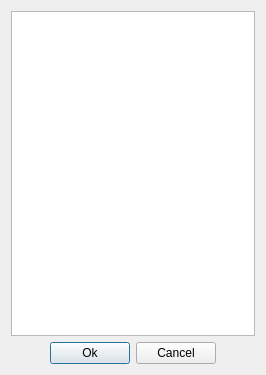
First picture: the form in Smile/UI/bearbzust.ui, repository DenisReznikov/Smile, before the edit.
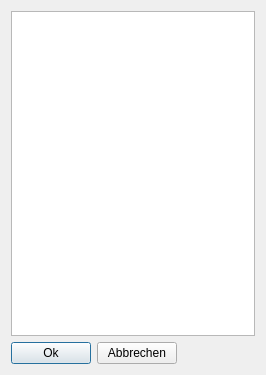
Second picture: the form after the edit.

Commit message: add button Abbrechen in BearbZust

```diff
--- a/Smile/UI/bearbzust.ui
+++ b/Smile/UI/bearbzust.ui
@@ -35,19 +35,6 @@
    </item>
    <item>
     <layout class="QHBoxLayout" name="horizontalLayout">
-     <item>
-      <spacer name="horizontalSpacer_2">
-       <property name="orientation">
-        <enum>Qt::Horizontal</enum>
-       </property>
-       <property name="sizeHint" stdset="0">
-        <size>
-         <width>40</width>
-         <height>20</height>
-        </size>
-       </property>
-      </spacer>
-     </item>
      <item>
       <widget class="QPushButton" name="button_OK">
        <property name="text">
@@ -58,7 +45,7 @@
      <item>
       <widget class="QPushButton" name="pushButton_2">
        <property name="text">
-        <string>Cancel</string>
+        <string>Abbrechen</string>
        </property>
       </widget>
      </item>
```
Left out of the diff: 5 changed lines with no effect on the pictures. The commit also changes 4 other files.
